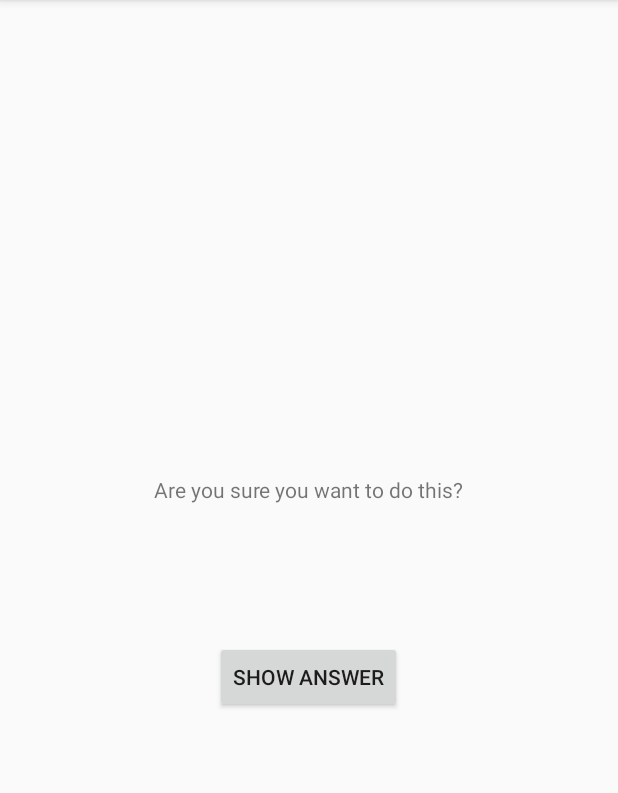
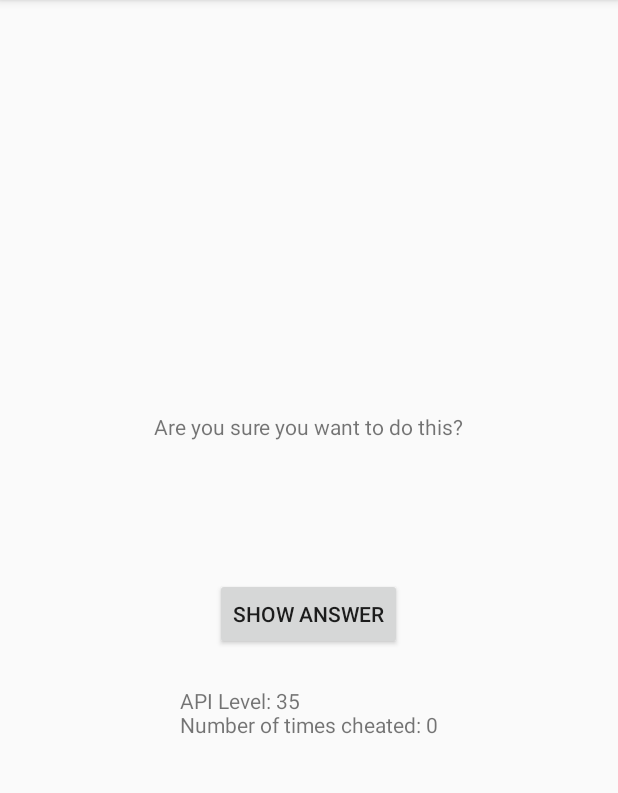
Before and after one commit to alprael/GeoQuiz, an Android app: the screen it shows after launch (CheatActivty), after a tap on "CHEAT!", on a phone screen of 412 x 824 dp, the part 84-877 px from its top. Run offline under Robolectric (Android 15) with nearby library versions, the phone set to English and light mode, and no system bars.

Commit message:
added api view and cheat button count

```diff
--- a/app/src/main/java/edu/cnm/deepdive/geoquiz/CheatActivty.java
+++ b/app/src/main/java/edu/cnm/deepdive/geoquiz/CheatActivty.java
@@ -1,11 +1,17 @@
 package edu.cnm.deepdive.geoquiz;
 
+import android.animation.Animator;
+import android.animation.AnimatorListenerAdapter;
 import android.content.Context;
 import android.content.Intent;
+import android.os.Build;
+import android.os.Build.VERSION;
+import android.os.Build.VERSION_CODES;
 import android.support.v7.app.AppCompatActivity;
 import android.os.Bundle;
 import android.view.View;
 import android.view.View.OnClickListener;
+import android.view.ViewAnimationUtils;
 import android.widget.Button;
 import android.widget.TextView;
 
@@ -13,11 +19,14 @@ public class CheatActivty extends AppCompatActivity {
 
   private static final String EXTRA_ANSWER_IS_TRUE = "answer_is_true";
   private static final String EXTRA_ANSWER_SHOWN = "answer_shown";
+  private static final String FORMAT_STRING = "API Level: %d%nNumber of times cheated: %d";
 
 
   private boolean mAnswerIsTrue;
   private TextView mAnswerTextView;
   private Button mShowAnswerButton;
+  private TextView showApi;
+  private int cheatsNum;
 
   public static Intent newIntent(Context packageContext, boolean answerIstrue) {
     Intent intent = new Intent(packageContext, CheatActivty.class);
@@ -35,8 +44,14 @@ public class CheatActivty extends AppCompatActivity {
     setContentView(R.layout.activity_cheat);
 
     mAnswerIsTrue = getIntent().getBooleanExtra(EXTRA_ANSWER_IS_TRUE, false);
+    mAnswerTextView = (TextView) findViewById(R.id.answer_text_view);
 
-    mAnswerTextView = (TextView) findViewById(R.id.answer_text_view);
+    Bundle extras = getIntent().getExtras();
+    cheatsNum = extras.getInt("NUM_CHEATS", 0);
+
+    showApi = findViewById(R.id.show_api);
+    showApi
+        .setText(String.format(FORMAT_STRING, android.os.Build.VERSION.SDK_INT, cheatsNum));
 
     mShowAnswerButton = (Button) findViewById(R.id.show_answer_button);
     mShowAnswerButton.setOnClickListener(new OnClickListener() {
@@ -48,6 +63,24 @@ public class CheatActivty extends AppCompatActivity {
           mAnswerTextView.setText(R.string.false_button);
         }
         setAnswerShownResult(true);
+
+        if (VERSION.SDK_INT >= Build.VERSION_CODES.LOLLIPOP) {
+          int cx = mShowAnswerButton.getWidth() / 2;
+          int cy = mShowAnswerButton.getHeight() / 2;
+          float radius = mShowAnswerButton.getWidth();
+          Animator anim = ViewAnimationUtils
+              .createCircularReveal(mShowAnswerButton, cx, cy, radius, 0);
+          anim.addListener(new AnimatorListenerAdapter() {
+            @Override
+            public void onAnimationEnd(Animator animation) {
+              super.onAnimationEnd(animation);
+              mShowAnswerButton.setVisibility(View.INVISIBLE);
+            }
+          });
+          anim.start();
+        } else {
+          mShowAnswerButton.setVisibility(View.INVISIBLE);
+        }
       }
     });
   }
--- a/app/src/main/java/edu/cnm/deepdive/geoquiz/Question.java
+++ b/app/src/main/java/edu/cnm/deepdive/geoquiz/Question.java
@@ -10,22 +10,22 @@ public class Question {
     mAnswerTrue = answerTrue;
   }
 
-  public int getmTextResId() {
+  public int getTextResId() {
 
     return mTextResId;
   }
 
-  public void setmTextResId(int mTextResId) {
+  public void setTextResId(int mTextResId) {
 
     this.mTextResId = mTextResId;
   }
 
-  public boolean ismAnswerTrue() {
+  public boolean isAnswerTrue() {
 
     return mAnswerTrue;
   }
 
-  public void setmAnswerTrue(boolean mAnswerTrue) {
+  public void setAnswerTrue(boolean mAnswerTrue) {
 
     this.mAnswerTrue = mAnswerTrue;
   }
--- a/app/src/main/java/edu/cnm/deepdive/geoquiz/QuizActivity.java
+++ b/app/src/main/java/edu/cnm/deepdive/geoquiz/QuizActivity.java
@@ -2,7 +2,6 @@ package edu.cnm.deepdive.geoquiz;
 
 import android.app.Activity;
 import android.content.Intent;
-import android.support.annotation.Nullable;
 import android.support.v7.app.AppCompatActivity;
 import android.os.Bundle;
 import android.util.Log;
@@ -12,7 +11,6 @@ import android.widget.Button;
 import android.widget.ImageButton;
 import android.widget.TextView;
 import android.widget.Toast;
-import java.security.cert.Certificate;
 
 public class QuizActivity extends AppCompatActivity {
 
@@ -25,7 +23,8 @@ public class QuizActivity extends AppCompatActivity {
   private ImageButton mNextButton;
   private ImageButton mPreviousButton;
   private TextView mQuestionTextView;
-  private TextView mCheatbutton;
+  private TextView mCheatButton;
+  private int cheatsNum = 0;
 
   private Question[] mQuestionBank = new Question[]{
       new Question(R.string.question_australia, true),
@@ -45,11 +44,11 @@ public class QuizActivity extends AppCompatActivity {
     setContentView(R.layout.activity_quiz);
 
     if (savedInstanceState != null) {
-      mCurrentIndex = savedInstanceState.getInt(KEY_INDEX, 0);
+      mCurrentIndex = savedInstanceState.getInt(KEY_INDEX, 1);
     }
 
     mQuestionTextView = (TextView) findViewById(R.id.question_text_view);
-    //int question = mQuestionBank[mCurrentIndex].getmTextResId();
+    //int question = mQuestionBank[mCurrentIndex].getTextResId();
     //mQuestionTextView.setText(question);
 
     mTrueButton = (Button) findViewById(R.id.true_button);
@@ -75,22 +74,24 @@ public class QuizActivity extends AppCompatActivity {
       public void onClick(View v) {
         mCurrentIndex = (mCurrentIndex + 1) % mQuestionBank.length;
         mIsCheater = false;
-        //int question = mQuestionBank[mCurrentIndex].getmTextResId();
+        //int question = mQuestionBank[mCurrentIndex].getTextResId();
         //mQuestionTextView.setText(question);
-        updateQuestion();
       }
     });
 
-    mCheatbutton = (Button) findViewById(R.id.cheat_button);
-    mCheatbutton.setOnClickListener(new View.OnClickListener(){
+    mCheatButton = (Button) findViewById(R.id.cheat_button);
+    mCheatButton.setOnClickListener(new View.OnClickListener(){
       @Override
       public void onClick(View v) {
-        boolean answerIsTrue = mQuestionBank[mCurrentIndex].ismAnswerTrue();
-        Intent intent = CheatActivty.newIntent(QuizActivity.this, answerIsTrue);
+        boolean answerIsTrue = mQuestionBank[mCurrentIndex].isAnswerTrue();
+        Intent intent = new Intent(QuizActivity.this, CheatActivty.class);
+        Bundle extras = new Bundle();
+        extras.putBoolean("ANSWER", answerIsTrue);
+        extras.putInt("NUM_CHEATS", cheatsNum);
+        intent.putExtras(extras);
         startActivityForResult(intent, REQUEST_CODE_CHEAT);
       }
     });
-
     updateQuestion();
 
     mPreviousButton = (ImageButton) findViewById(R.id.previous_button);
@@ -108,7 +109,7 @@ public class QuizActivity extends AppCompatActivity {
   }
 
   @Override
-  protected void onActivityResult(int requestCode, int resultCode, @Nullable Intent data) {
+  protected void onActivityResult(int requestCode, int resultCode, Intent data) {
     if (resultCode != Activity.RESULT_OK) {
       return;
     }
@@ -160,24 +161,28 @@ public class QuizActivity extends AppCompatActivity {
 
 
   private void updateQuestion() {
-    int question = mQuestionBank[mCurrentIndex].getmTextResId();
+    int question = mQuestionBank[mCurrentIndex].getTextResId();
     mQuestionTextView.setText(question);
   }
 
   private void checkAnswer(boolean userPressedTrue) {
-    boolean answerIsTrue = mQuestionBank[mCurrentIndex].ismAnswerTrue();
+    boolean answerIsTrue = mQuestionBank[mCurrentIndex].isAnswerTrue();
 
     int messageResId = 0;
+
     if (mIsCheater) {
+      cheatsNum++;
+      if (cheatsNum >= 3) {
+        mCheatButton.setEnabled(false);
+      }
       messageResId = R.string.judgement_toast;
     } else {
-
       if (userPressedTrue == answerIsTrue) {
         messageResId = R.string.correct_toast;
       } else {
         messageResId = R.string.incorrect_toast;
       }
-      Toast.makeText(this, messageResId, Toast.LENGTH_SHORT).show();
     }
+    Toast.makeText(this, messageResId, Toast.LENGTH_SHORT).show();
   }
 }
--- a/app/src/main/res/layout/activity_cheat.xml
+++ b/app/src/main/res/layout/activity_cheat.xml
@@ -1,6 +1,5 @@
 <?xml version="1.0" encoding="utf-8"?>
 <LinearLayout xmlns:android="http://schemas.android.com/apk/res/android"
-  xmlns:app="http://schemas.android.com/apk/res-auto"
   xmlns:tools="http://schemas.android.com/tools"
   android:layout_width="match_parent"
   android:layout_height="match_parent"
@@ -24,5 +23,11 @@
     android:layout_width="wrap_content"
     android:layout_height="wrap_content"
     android:text="@string/show_answer_button"/>
+  <TextView
+    android:id="@+id/show_api"
+    android:padding="24dp"
+    android:layout_width="wrap_content"
+    android:layout_height="wrap_content"
+    android:text="TextView"/>
 
 </LinearLayout>
```
